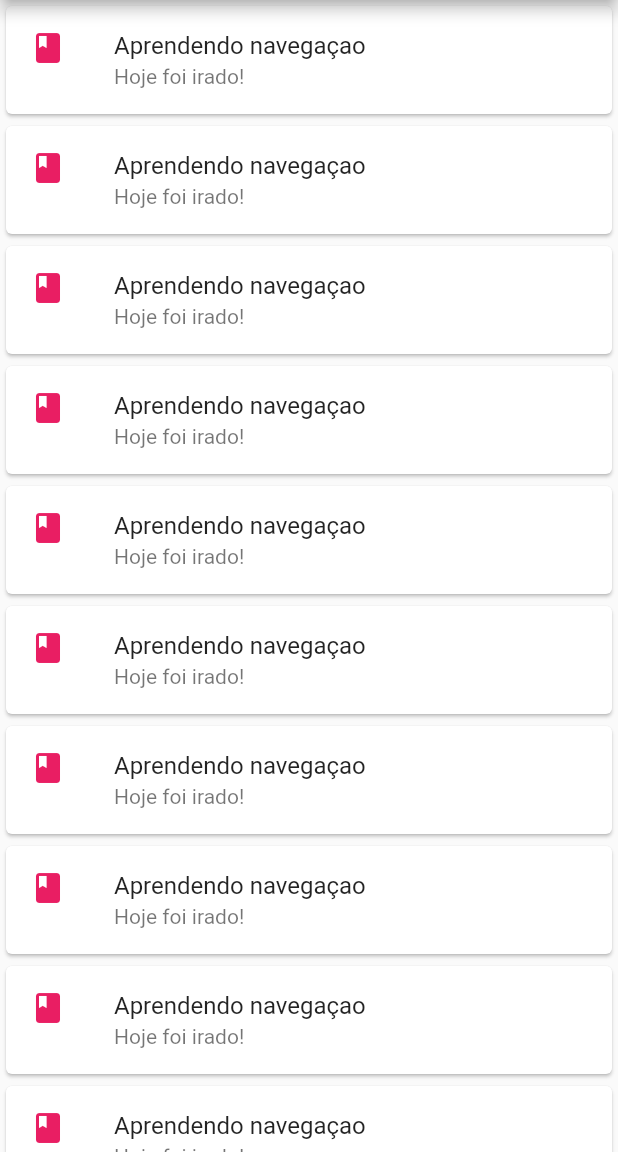
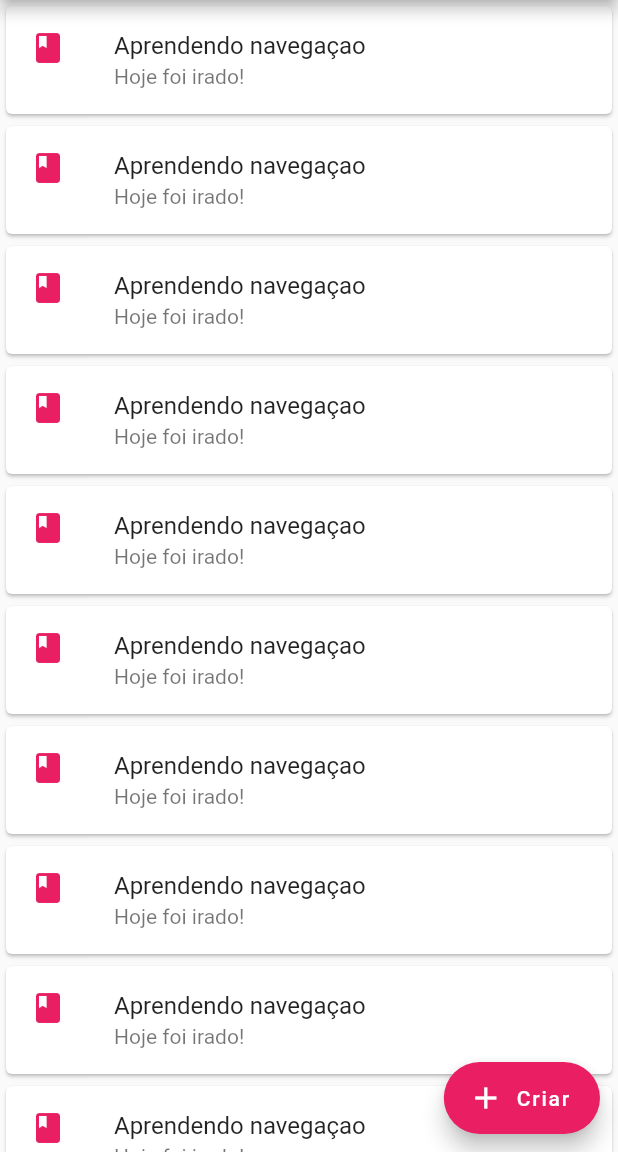
Before and after one commit to dan7sc/flutter-notes, a Flutter app: the screen it shows after launch, on a phone screen of 412 x 824 dp, the part 84-1236 px from its top. Run offline on Flutter 3.47's test engine with Material 2 defaults, Android fonts, the phone set to English and light mode, and no system bars.

```diff
--- a/lib/home_page.dart
+++ b/lib/home_page.dart
@@ -31,6 +31,13 @@ class _HomePageState extends State<HomePage> {
           ),
         ),
       ),
+      floatingActionButtonLocation:
+        FloatingActionButtonLocation.miniEndFloat,
+      floatingActionButton: FloatingActionButton.extended(
+        onPressed: () {},
+        icon: Icon(Icons.add),
+        label: Text("Criar"),
+      ),
     );
   }
 }
```
